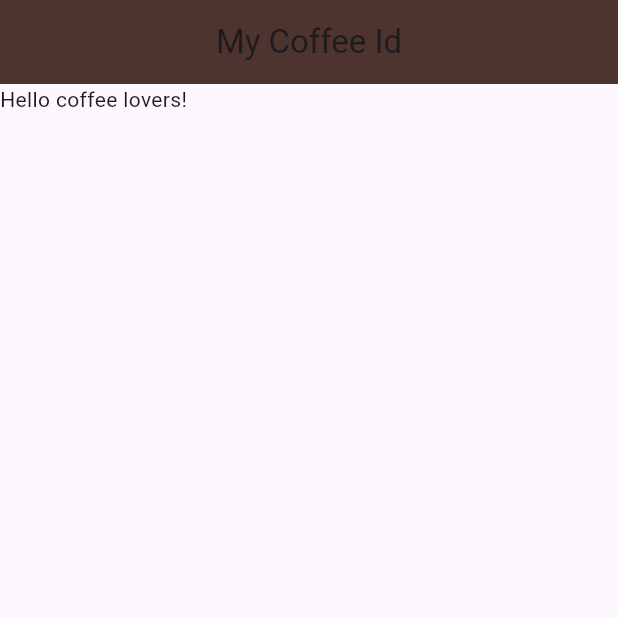
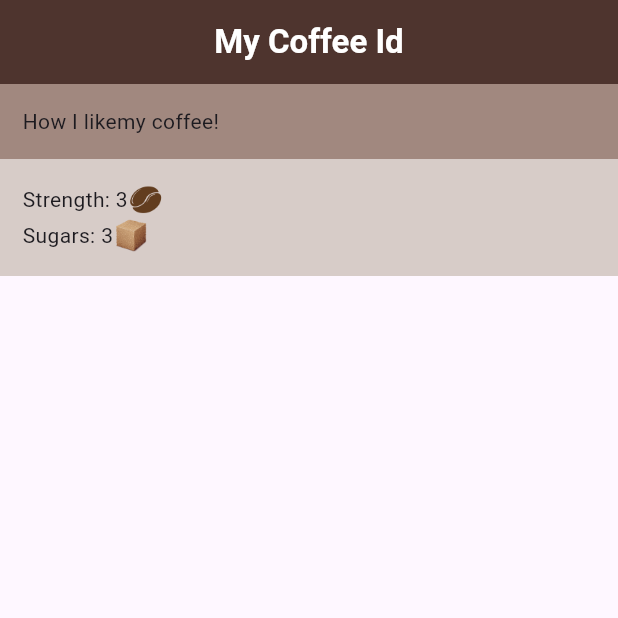
Before and after one commit to Ta-SeenJunaid/coffee_card, a Flutter app: the screen it shows after launch, on a phone screen of 412 x 824 dp, the top half of it. Run offline on Flutter 3.47's test engine with Material 3 defaults, Android fonts, the phone set to English and light mode, and no system bars.

Commit message:
Containers, Columns, Rows, Images

```diff
--- /dev/null
+++ b/lib/coffee_prefs.dart
@@ -0,0 +1,39 @@
+import 'package:flutter/material.dart';
+
+class CoffeePrefs extends StatelessWidget {
+  const CoffeePrefs({super.key});
+
+  @override
+  Widget build(BuildContext context) {
+    return Column(
+      children: [
+        Row(
+          children: [
+            const Text('Strength: '),
+            const Text('3'),
+            Image.asset(
+              'assets/img/coffee_bean.png',
+              width: 24,
+              color: Colors.brown[100],
+              colorBlendMode: BlendMode.multiply,
+            ),
+            const SizedBox(width: 60),
+          ],
+        ),
+        Row(
+          children: [
+            const Text('Sugars: '),
+            const Text('3'),
+            Image.asset(
+              'assets/img/sugar_cube.png',
+              width: 24,
+              color: Colors.brown[100],
+              colorBlendMode: BlendMode.multiply,
+            ),
+            const SizedBox(width: 60),
+          ],
+        ),
+      ],
+    );
+  }
+}
--- /dev/null
+++ b/lib/home.dart
@@ -0,0 +1,35 @@
+import 'package:coffee_card/coffee_prefs.dart';
+import 'package:flutter/material.dart';
+
+class Home extends StatelessWidget {
+  const Home({super.key});
+
+  @override
+  Widget build(BuildContext context) {
+    return Scaffold(
+      appBar: AppBar(
+        title: const Text(
+          'My Coffee Id',
+          style: TextStyle(color: Colors.white, fontWeight: FontWeight.bold),
+        ),
+        backgroundColor: Colors.brown[800],
+        centerTitle: true,
+      ),
+      body: Column(
+        crossAxisAlignment: CrossAxisAlignment.stretch,
+        children: [
+          Container(
+            color: Colors.brown[300],
+            padding: const EdgeInsets.all(15.0),
+            child: const Text('How I likemy coffee!'),
+          ),
+          Container(
+            color: Colors.brown[100],
+            padding: const EdgeInsets.all(15.0),
+            child: const CoffeePrefs(),
+          ),
+        ],
+      ),
+    );
+  }
+}
```
Also changed, not shown: lib/main.dart (+24 -11 lines), pubspec.yaml (+5 -5 lines), assets/img/coffee_bean.png (added), assets/img/sugar_cube.png (added), 1 other file.
